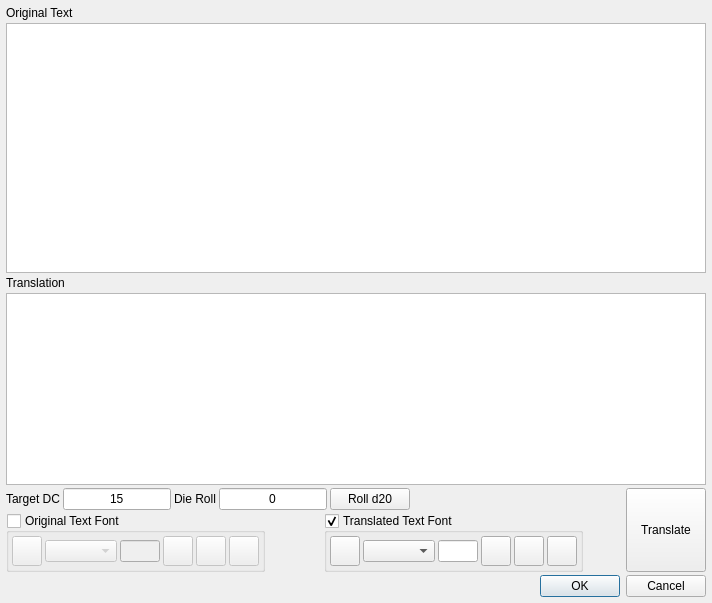
The window that DMHelper/src/texttranslatedialog.ui (MMetze/DMHelper) describes before a commit, drawn with Qt 5.
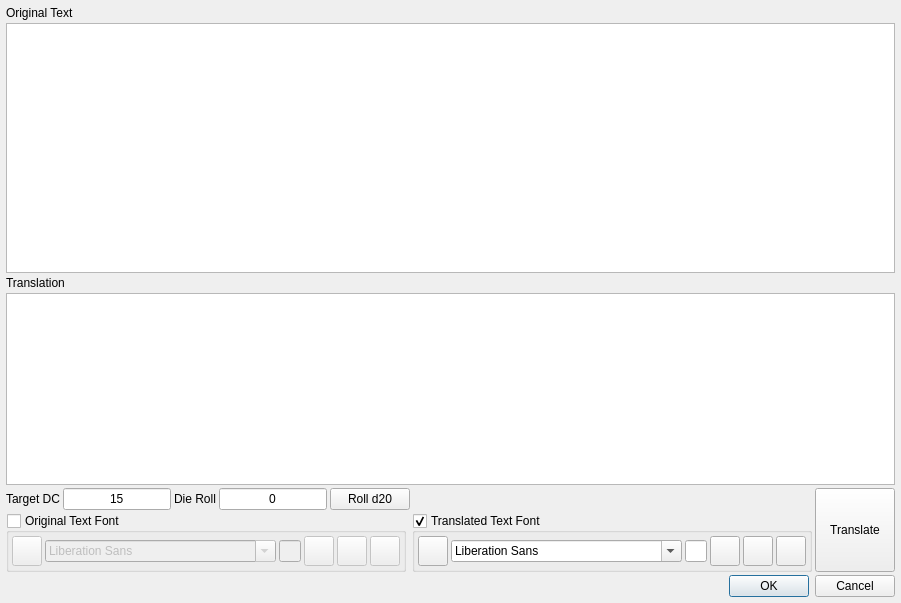
The same window after the commit. Icons and pictures are not drawn. Custom widgets are drawn as their Qt base class.

What changed in the file:
```diff
--- a/DMHelper/src/texttranslatedialog.ui
+++ b/DMHelper/src/texttranslatedialog.ui
@@ -236,11 +236,7 @@
                  </widget>
                 </item>
                 <item>
-                 <widget class="QComboBox" name="cmbFontOriginal">
-                  <property name="toolTip">
-                   <string>Set the text font</string>
-                  </property>
-                 </widget>
+                 <widget class="QFontComboBox" name="cmbFontOriginal"/>
                 </item>
                 <item>
                  <widget class="QLineEdit" name="edtSizeOriginal">
@@ -466,11 +462,7 @@
                  </widget>
                 </item>
                 <item>
-                 <widget class="QComboBox" name="cmbFontTranslated">
-                  <property name="toolTip">
-                   <string>Set the text font</string>
-                  </property>
-                 </widget>
+                 <widget class="QFontComboBox" name="cmbFontTranslated"/>
                 </item>
                 <item>
                  <widget class="QLineEdit" name="edtSizeTranslated">
```
Left out of the diff: 29 changed lines with no effect on the pictures.
